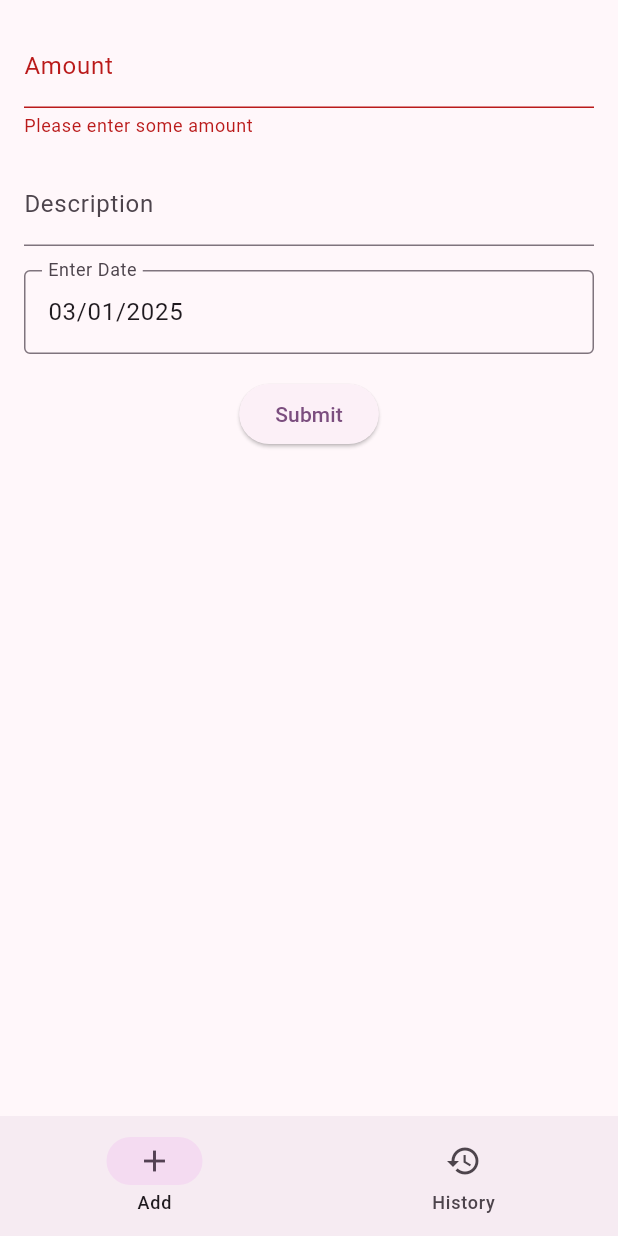
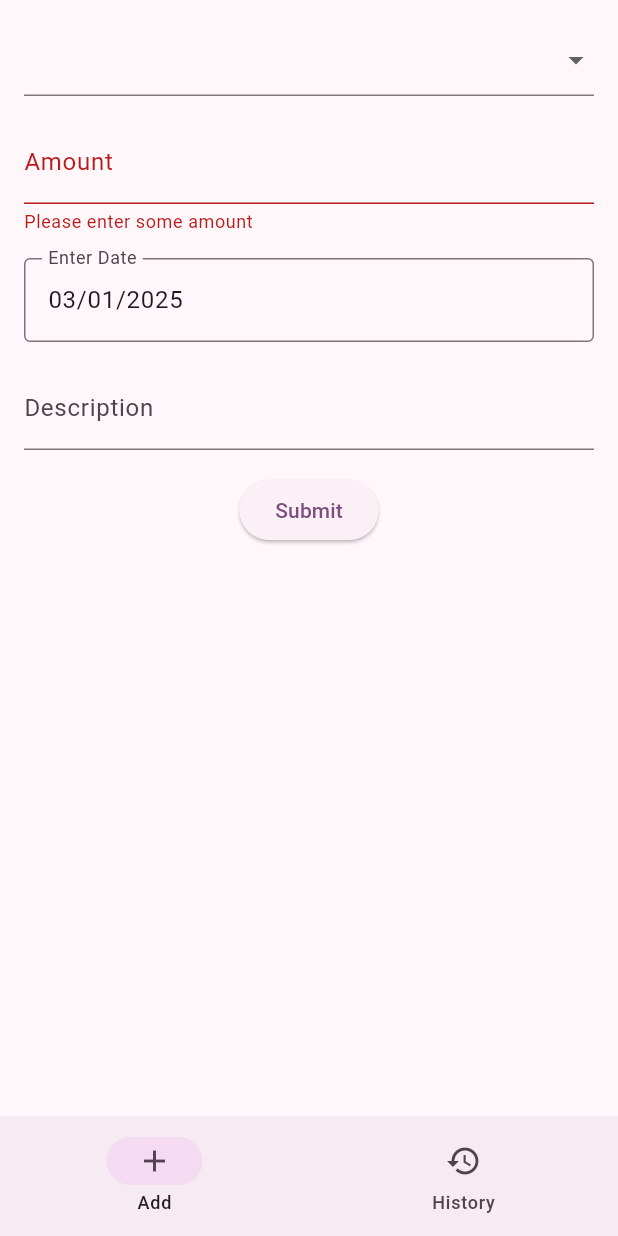
Before and after one commit to MicTheFox/expense_tracker, a Flutter app: the screen it shows after launch, after a tap on "Submit", on a phone screen of 412 x 824 dp. Run offline on Flutter 3.47's test engine with Material 3 defaults, Android fonts, the phone set to English and light mode, and no system bars; our stand-ins replace equatable, flutter_bloc, go_router, objectbox; generated files the repository leaves out were written again.

Commit message:
add category dropdown formField

```diff
--- a/lib/expense/widgets/add_expense_form.dart
+++ b/lib/expense/widgets/add_expense_form.dart
@@ -14,10 +14,15 @@ class AddExpenseForm extends StatefulWidget {
 class _AddExpenseFormState extends State<AddExpenseForm> {
   final _formKey = GlobalKey<FormState>();
 
+  final _categoryItems = Category.values.map(
+    (category) => DropdownMenuItem(value: category, child: Text(category.name)),
+  );
+
   final _amountController = TextEditingController();
   final _descriptionController = TextEditingController();
 
   DateTime _expenseDateTime = DateTime.now();
+  Category? _selectedCategory;
 
   @override
   Widget build(BuildContext context) {
@@ -28,6 +33,15 @@ class _AddExpenseFormState extends State<AddExpenseForm> {
       child: Column(
         spacing: 16,
         children: [
+          DropdownButtonFormField(
+            items: _categoryItems.toList(),
+            value: _selectedCategory,
+            onChanged: (newSelection) {
+              setState(() {
+                _selectedCategory = newSelection;
+              });
+            },
+          ),
           TextFormField(
             controller: _amountController,
             decoration: const InputDecoration(labelText: 'Amount'),
@@ -43,18 +57,19 @@ class _AddExpenseFormState extends State<AddExpenseForm> {
               return null;
             },
           ),
+          InputDatePickerFormField(
+            initialDate: _expenseDateTime,
+            firstDate: now.subtract(const Duration(days: 365)),
+            lastDate: now,
+            onDateSaved: (date) => _expenseDateTime = date,
+          ),
           TextFormField(
             controller: _descriptionController,
             keyboardType: TextInputType.multiline,
             maxLines: null,
             decoration: const InputDecoration(labelText: 'Description'),
           ),
-          InputDatePickerFormField(
-            initialDate: _expenseDateTime,
-            firstDate: now.subtract(const Duration(days: 365)),
-            lastDate: now,
-            onDateSaved: (date) => _expenseDateTime = date,
-          ),
+
           ElevatedButton(
             onPressed:
                 widget.isLoading
@@ -67,6 +82,7 @@ class _AddExpenseFormState extends State<AddExpenseForm> {
                           expenseDateTime: _expenseDateTime,
                           amount: double.parse(_amountController.text),
                           description: _descriptionController.text,
+                          category: _selectedCategory,
                         );
 
                         context.read<ExpenseCubit>().add(expense);
```
